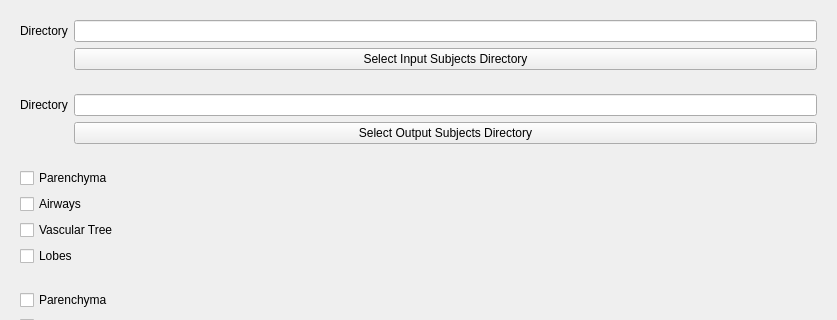
FlorianDAVAUX/SlicerLungSegmentation, file Resources/UI/LungSegmentation.ui: the form before one commit; both pictures show x 0 to 837 and y 0 to 320 of the 837 by 697 pixel window.
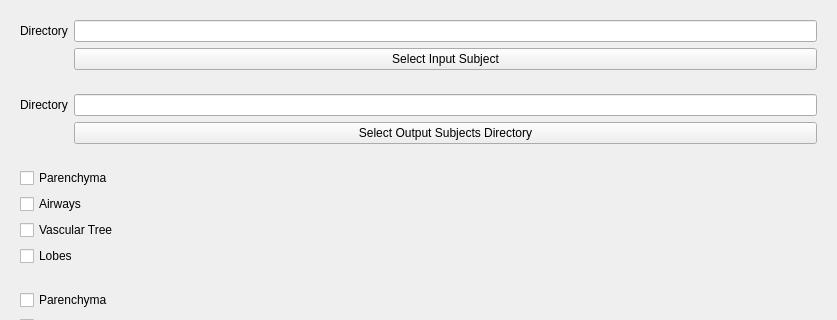
The form after the commit. Custom widgets are drawn as their Qt base class.

Commit message: Première version

Patch:
```diff
--- a/Resources/UI/LungSegmentation.ui
+++ b/Resources/UI/LungSegmentation.ui
@@ -30,7 +30,7 @@
       <item row="1" column="1">
        <widget class="QPushButton" name="browseInputButton">
         <property name="text">
-         <string>Select Input Subjects Directory</string>
+         <string>Select Input Subject</string>
         </property>
        </widget>
       </item>
```
The commit also changes 1 other file.
